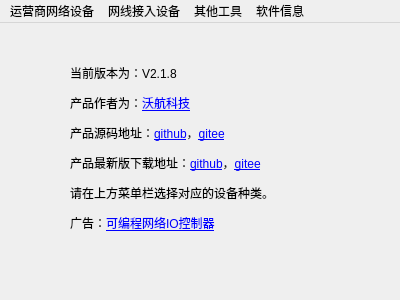
Old version of the form mainwindow/mainwindow.ui in the repository worldflyingct/setdevicetool.
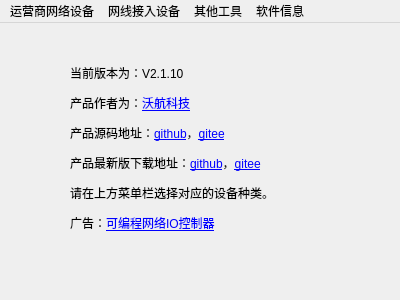
New version of the form. Icons and pictures are not drawn.

Commit message: 再次修复程序版本号与tag不一致的问题

Patch:
```diff
--- a/mainwindow/mainwindow.ui
+++ b/mainwindow/mainwindow.ui
@@ -31,7 +31,7 @@
      </rect>
     </property>
     <property name="text">
-     <string>&lt;html&gt;&lt;head/&gt;&lt;body&gt;&lt;p&gt;当前版本为：V2.1.8&lt;/p&gt;&lt;p&gt;产品作者为：&lt;a href=&quot;https://www.worldflying.cn&quot;&gt;&lt;span style=&quot; text-decoration: underline; color:#0000ff;&quot;&gt;沃航科技&lt;/span&gt;&lt;/a&gt;&lt;/p&gt;&lt;p&gt;产品源码地址：&lt;a href=&quot;https://github.com/worldflyingct/setdevicetool&quot;&gt;&lt;span style=&quot; text-decoration: underline; color:#0000ff;&quot;&gt;github&lt;/span&gt;&lt;/a&gt;，&lt;a href=&quot;https://gitee.com/worldflying/setdevicetool&quot;&gt;&lt;span style=&quot; text-decoration: underline; color:#0000ff;&quot;&gt;gitee&lt;/span&gt;&lt;/a&gt;&lt;/p&gt;&lt;p&gt;产品最新版下载地址：&lt;a href=&quot;https://github.com/worldflyingct/setdevicetool/releases&quot;&gt;&lt;span style=&quot; text-decoration: underline; color:#0000ff;&quot;&gt;github&lt;/span&gt;&lt;/a&gt;，&lt;a href=&quot;https://gitee.com/worldflying/setdevicetool/releases&quot;&gt;&lt;span style=&quot; text-decoration: underline; color:#0000ff;&quot;&gt;gitee&lt;/span&gt;&lt;/a&gt;&lt;/p&gt;&lt;p&gt;请在上方菜单栏选择对应的设备种类。&lt;/p&gt;&lt;p&gt;广告：&lt;a href=&quot;https://www.worldflying.cn/product-type-programio.html&quot;&gt;&lt;span style=&quot; text-decoration: underline; color:#0000ff;&quot;&gt;可编程网络IO控制器&lt;/span&gt;&lt;/a&gt;&lt;/p&gt;&lt;/body&gt;&lt;/html&gt;</string>
+     <string>&lt;html&gt;&lt;head/&gt;&lt;body&gt;&lt;p&gt;当前版本为：V2.1.10&lt;/p&gt;&lt;p&gt;产品作者为：&lt;a href=&quot;https://www.worldflying.cn&quot;&gt;&lt;span style=&quot; text-decoration: underline; color:#0000ff;&quot;&gt;沃航科技&lt;/span&gt;&lt;/a&gt;&lt;/p&gt;&lt;p&gt;产品源码地址：&lt;a href=&quot;https://github.com/worldflyingct/setdevicetool&quot;&gt;&lt;span style=&quot; text-decoration: underline; color:#0000ff;&quot;&gt;github&lt;/span&gt;&lt;/a&gt;，&lt;a href=&quot;https://gitee.com/worldflying/setdevicetool&quot;&gt;&lt;span style=&quot; text-decoration: underline; color:#0000ff;&quot;&gt;gitee&lt;/span&gt;&lt;/a&gt;&lt;/p&gt;&lt;p&gt;产品最新版下载地址：&lt;a href=&quot;https://github.com/worldflyingct/setdevicetool/releases&quot;&gt;&lt;span style=&quot; text-decoration: underline; color:#0000ff;&quot;&gt;github&lt;/span&gt;&lt;/a&gt;，&lt;a href=&quot;https://gitee.com/worldflying/setdevicetool/releases&quot;&gt;&lt;span style=&quot; text-decoration: underline; color:#0000ff;&quot;&gt;gitee&lt;/span&gt;&lt;/a&gt;&lt;/p&gt;&lt;p&gt;请在上方菜单栏选择对应的设备种类。&lt;/p&gt;&lt;p&gt;广告：&lt;a href=&quot;https://www.worldflying.cn/product-type-programio.html&quot;&gt;&lt;span style=&quot; text-decoration: underline; color:#0000ff;&quot;&gt;可编程网络IO控制器&lt;/span&gt;&lt;/a&gt;&lt;/p&gt;&lt;/body&gt;&lt;/html&gt;</string>
     </property>
     <property name="openExternalLinks">
      <bool>true</bool>
```
